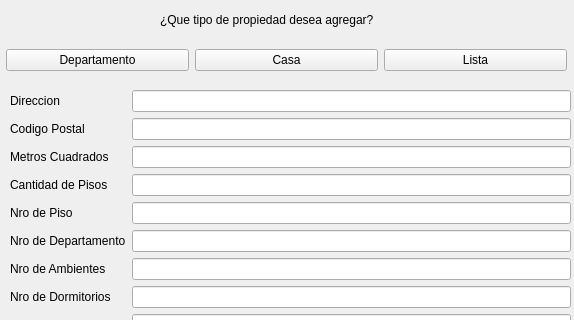
This is Propiedades.ui in MateMar04/TP-Qt as Qt 5 draws it before an edit; both pictures show x 0 to 574 and y 0 to 320 of the 574 by 606 pixel window. The edited form follows.
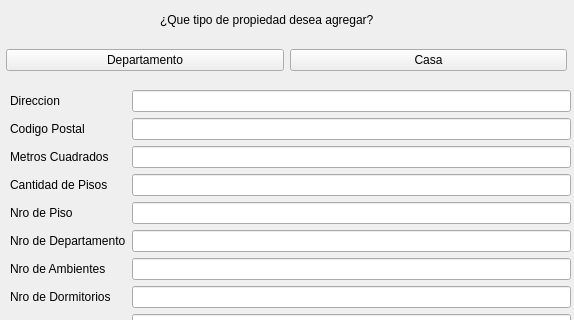
This is the edited form.

Commit message: agregue pickle

Diff of the .ui file:
```diff
--- a/Propiedades.ui
+++ b/Propiedades.ui
@@ -38,13 +38,6 @@
        </property>
       </widget>
      </item>
-     <item>
-      <widget class="QPushButton" name="pb_lista">
-       <property name="text">
-        <string>Lista</string>
-       </property>
-      </widget>
-     </item>
     </layout>
    </widget>
    <widget class="QWidget" name="formLayoutWidget">
```
Left out of the diff: 83 changed lines with no effect on the pictures. The commit also changes 2 other files.
